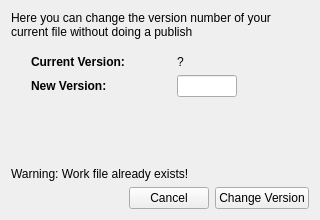
First picture: the form in resources/change_version_form.ui, repository shotgunsoftware/tk-multi-workfiles2, before the edit.
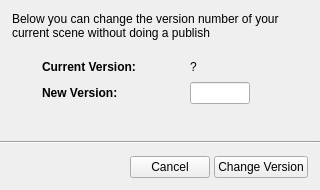
Second picture: the form after the edit.

Commit message: Various changes and tweaks to change version dialog

```diff
--- a/resources/change_version_form.ui
+++ b/resources/change_version_form.ui
@@ -7,13 +7,13 @@
     <x>0</x>
     <y>0</y>
     <width>320</width>
-    <height>220</height>
+    <height>190</height>
    </rect>
   </property>
   <property name="minimumSize">
    <size>
     <width>320</width>
-    <height>220</height>
+    <height>190</height>
    </size>
   </property>
   <property name="maximumSize">
@@ -25,40 +25,50 @@
   <property name="windowTitle">
    <string>Form</string>
   </property>
-  <layout class="QVBoxLayout" name="verticalLayout" stretch="0,0,0,1,1,0">
+  <layout class="QVBoxLayout" name="verticalLayout" stretch="0,0,1,0">
+   <property name="spacing">
+    <number>4</number>
+   </property>
+   <property name="margin">
+    <number>0</number>
+   </property>
+   <item>
+    <layout class="QVBoxLayout" name="verticalLayout_2">
+     <property name="spacing">
+      <number>20</number>
+     </property>
+     <property name="leftMargin">
+      <number>12</number>
+     </property>
+     <property name="topMargin">
+      <number>12</number>
+     </property>
+     <property name="rightMargin">
+      <number>12</number>
+     </property>
+     <property name="bottomMargin">
+      <number>4</number>
+     </property>
    <item>
     <widget class="QLabel" name="label">
      <property name="text">
-      <string>Here you can change the version number of your current file without doing a publish</string>
+        <string>Below you can change the version number of your current scene without doing a publish</string>
      </property>
      <property name="wordWrap">
       <bool>true</bool>
      </property>
     </widget>
    </item>
-   <item>
-    <spacer name="verticalSpacer_2">
-     <property name="orientation">
-      <enum>Qt::Vertical</enum>
-     </property>
-     <property name="sizeType">
-      <enum>QSizePolicy::Fixed</enum>
-     </property>
-     <property name="sizeHint" stdset="0">
-      <size>
-       <width>20</width>
-       <height>10</height>
-      </size>
-     </property>
-    </spacer>
-   </item>
    <item>
     <layout class="QHBoxLayout" name="horizontalLayout_2" stretch="0,1">
      <property name="leftMargin">
-      <number>20</number>
+        <number>30</number>
      </property>
      <item>
       <layout class="QGridLayout" name="gridLayout" columnstretch="1,0">
+         <property name="spacing">
+          <number>8</number>
+         </property>
        <item row="1" column="1">
         <widget class="QLineEdit" name="new_version_edit">
          <property name="maximumSize">
@@ -122,6 +132,8 @@
      </item>
     </layout>
    </item>
+    </layout>
+   </item>
    <item>
     <spacer name="verticalSpacer">
      <property name="orientation">
@@ -130,26 +142,32 @@
      <property name="sizeHint" stdset="0">
       <size>
        <width>20</width>
-       <height>40</height>
+       <height>1</height>
       </size>
      </property>
     </spacer>
    </item>
    <item>
-    <widget class="QLabel" name="warning_label">
-     <property name="text">
-      <string>Warning: Work file already exists!</string>
-     </property>
-     <property name="alignment">
-      <set>Qt::AlignBottom|Qt::AlignLeading|Qt::AlignLeft</set>
-     </property>
-     <property name="wordWrap">
-      <bool>true</bool>
+    <widget class="Line" name="break_line">
+     <property name="orientation">
+      <enum>Qt::Horizontal</enum>
      </property>
     </widget>
    </item>
    <item>
     <layout class="QHBoxLayout" name="horizontalLayout">
+     <property name="leftMargin">
+      <number>12</number>
+     </property>
+     <property name="topMargin">
+      <number>8</number>
+     </property>
+     <property name="rightMargin">
+      <number>12</number>
+     </property>
+     <property name="bottomMargin">
+      <number>12</number>
+     </property>
      <item>
       <spacer name="horizontalSpacer">
        <property name="orientation">
```
Left out of the diff: 4 changed lines with no effect on the pictures. Lines whose indentation alone changed are shown as unchanged. The commit also changes 7 other files.
